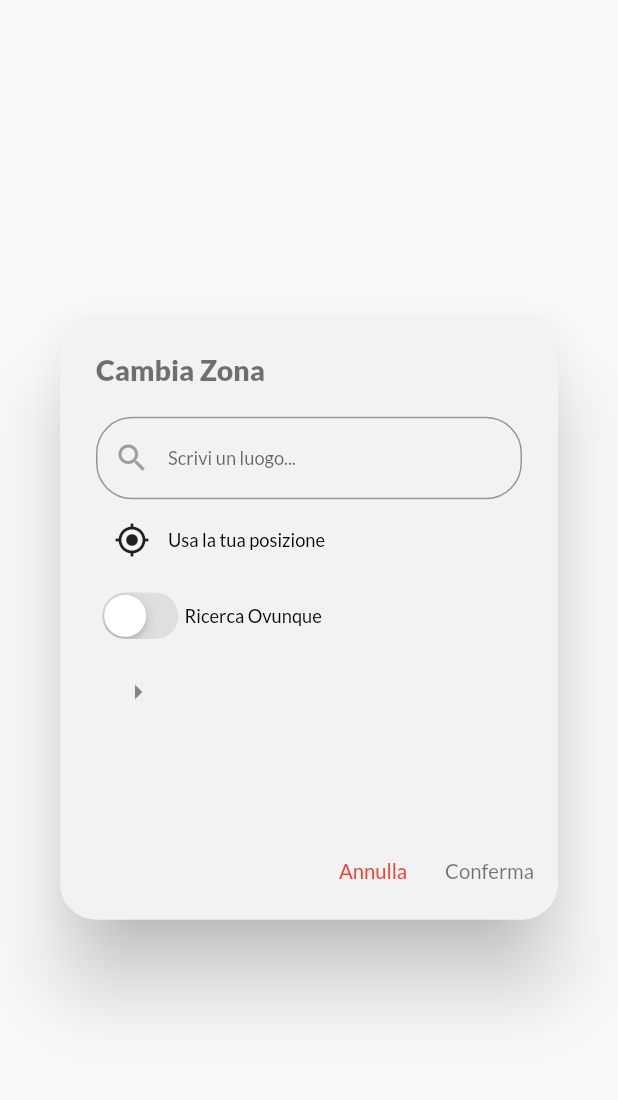
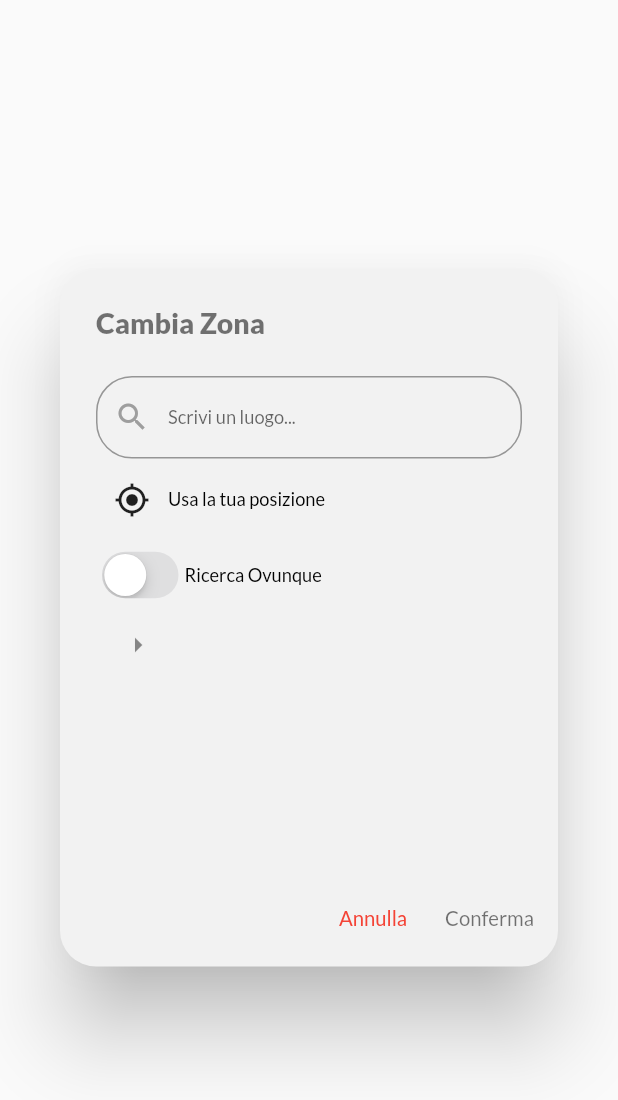
Before and after one commit to calinvasileandrei/geopic_polimi, a Flutter app: the PositionAlertDialog widget shown alone on an empty page, opened directly, on a phone screen of 412 x 824 dp. Shown: the top 1100 px of the screen. Run offline on Flutter 3.47's test engine with Material 2 defaults, Android fonts, the phone set to English and light mode, and no system bars; our stand-ins replace bloc, equatable, flutter_bloc, flutter_dotenv, flutter_screenutil, fluttertoast and 5 more; accounts and stored records are empty; network calls fail.

Commit message:
Documentation pdf and some refactoring

```diff
--- a/lib/app/app.dart
+++ b/lib/app/app.dart
@@ -92,7 +92,6 @@ class AppInitializer extends StatelessWidget {
         ),
       ],
       child: ScreenUtilInit(
-          allowFontScaling: false,
           designSize: Size(1125, 2436),
           builder: () => const App()),
     );
--- a/lib/app_widgets/position_alert_dialog.dart
+++ b/lib/app_widgets/position_alert_dialog.dart
@@ -86,11 +86,12 @@ class _PositionAlertDialogState extends State<PositionAlertDialog> {
   @override
   Widget build(BuildContext context) {
     return AlertDialog(
+      contentPadding: EdgeInsets.only(left: 24,right: 24,top: 24),
       backgroundColor: Theme.of(context).backgroundColor,
       shape: RoundedRectangleBorder(borderRadius: appBorderRadius),
       title: Text("Cambia Zona",style: Theme.of(context).textTheme.headline1,),
       content: Container(
-        height: ScreenUtil().screenHeight * 0.3,
+        height: ScreenUtil().screenHeight * 0.4,
         width: ScreenUtil().screenWidth,
         child: Column(
           children: [
@@ -134,12 +135,12 @@ class _PositionAlertDialogState extends State<PositionAlertDialog> {
               ),
             ),
             Expanded(
-              child: Container(
               child: ListView.builder(
-                  shrinkWrap: true,
+                shrinkWrap: false,
                 itemCount: _placeList.length,
                 itemBuilder: (context, index) {
                   return ListTile(
+                    dense: true,
                     onTap: () => {
                       _controller.value = TextEditingValue(
                         text: _placeList[index]["comune"],
@@ -153,7 +154,6 @@ class _PositionAlertDialogState extends State<PositionAlertDialog> {
                     leading: Icon(Icons.arrow_right_outlined),
                   );
                 },
-                ),
               ),
 
             )
--- a/lib/core/repositories/auth_repository.dart
+++ b/lib/core/repositories/auth_repository.dart
@@ -8,7 +8,7 @@ import 'package:flutter/material.dart';
 import 'package:geopic_polimi/core/models/user.dart';
 import 'package:shared_preferences/shared_preferences.dart';
 import 'package:http/http.dart' as http;
-import 'package:flutter_dotenv/flutter_dotenv.dart' as DotEnv;
+import 'package:flutter_dotenv/flutter_dotenv.dart';
 
 import '../response_message.dart';
 
@@ -29,7 +29,7 @@ class AuthRepository {
 
     try {
       final authResponse = await http.post(
-          Uri.parse(DotEnv.env["BACKEND_URL"] + "api/authenticate"),
+          Uri.parse(dotenv.env["BACKEND_URL"] + "api/authenticate"),
           headers: headers,
           body: json.encode(body));
 
--- a/lib/core/repositories/news_repository.dart
+++ b/lib/core/repositories/news_repository.dart
@@ -2,7 +2,7 @@ import 'package:geopic_polimi/core/models/news.dart';
 import 'package:geopic_polimi/core/models/news_section.dart';
 import 'dart:convert';
 import 'package:http/http.dart' as http;
-import 'package:flutter_dotenv/flutter_dotenv.dart' as DotEnv;
+import 'package:flutter_dotenv/flutter_dotenv.dart';
 
 class NewsRepository {
   Map<String, String> headers = {'Content-Type': 'application/json'};
@@ -15,7 +15,7 @@ class NewsRepository {
     var body = {"section": section};
     try {
       final newsResponse = await http.post(
-          Uri.parse(DotEnv.env["BACKEND_URL"]  + "news/section"),
+          Uri.parse(dotenv.env["BACKEND_URL"]  + "news/section"),
           headers: headers,
           body: json.encode(body));
 
@@ -42,7 +42,7 @@ class NewsRepository {
     var body = {"section": section};
     try {
       final newsResponse = await http.post(
-          Uri.parse(DotEnv.env["BACKEND_URL"]  + "news/search/"+searchString),
+          Uri.parse(dotenv.env["BACKEND_URL"]  + "news/search/"+searchString),
           headers: headers,
           body: json.encode(body));
 
--- a/lib/main_development.dart
+++ b/lib/main_development.dart
@@ -6,16 +6,15 @@
 
 import 'dart:async';
 import 'dart:developer';
-
 import 'package:flutter/widgets.dart';
 import 'package:bloc/bloc.dart';
 import 'package:geopic_polimi/app/app.dart';
 import 'package:geopic_polimi/app/app_bloc_observer.dart';
-import 'package:flutter_dotenv/flutter_dotenv.dart' as DotEnv;
+import 'package:flutter_dotenv/flutter_dotenv.dart';
 
 void main() async {
   WidgetsFlutterBinding.ensureInitialized();
-  await DotEnv.load();
+  await dotenv.load();
   Bloc.observer = AppBlocObserver();
   FlutterError.onError = (details) {
     log(details.exceptionAsString(), stackTrace: details.stack);
--- a/lib/main_production.dart
+++ b/lib/main_production.dart
@@ -6,16 +6,15 @@
 
 import 'dart:async';
 import 'dart:developer';
-
 import 'package:flutter/widgets.dart';
 import 'package:bloc/bloc.dart';
 import 'package:geopic_polimi/app/app.dart';
 import 'package:geopic_polimi/app/app_bloc_observer.dart';
-import 'package:flutter_dotenv/flutter_dotenv.dart' as DotEnv;
+import 'package:flutter_dotenv/flutter_dotenv.dart';
 
 void main() async {
   WidgetsFlutterBinding.ensureInitialized();
-  await DotEnv.load();
+  await dotenv.load();
   Bloc.observer = AppBlocObserver();
   FlutterError.onError = (details) {
     log(details.exceptionAsString(), stackTrace: details.stack);
--- a/lib/main_staging.dart
+++ b/lib/main_staging.dart
@@ -9,11 +9,11 @@ import 'package:flutter/widgets.dart';
 import 'package:bloc/bloc.dart';
 import 'package:geopic_polimi/app/app.dart';
 import 'package:geopic_polimi/app/app_bloc_observer.dart';
-import 'package:flutter_dotenv/flutter_dotenv.dart' as DotEnv;
+import 'package:flutter_dotenv/flutter_dotenv.dart';
 
 void main() async{
   WidgetsFlutterBinding.ensureInitialized();
-  await DotEnv.load();
+  await dotenv.load();
   Bloc.observer = AppBlocObserver();
   FlutterError.onError = (details) {
     log(details.exceptionAsString(), stackTrace: details.stack);
--- a/lib/pages/card/view/card_page.dart
+++ b/lib/pages/card/view/card_page.dart
@@ -90,9 +90,9 @@ class _CardPageState extends State<CardPage> {
                     height: ScreenUtil().screenHeight * 0.15,
                     width: ScreenUtil().screenWidth,
                     image: NetworkImage(structure.logo),
-                    placeholder: AssetImage('assets/logo.png'),
+                    placeholder: AssetImage('assets/images/logo.png'),
                     imageErrorBuilder: (context, error, stackTrace) {
-                      return Image.asset('assets/logo.png',
+                      return Image.asset('assets/images/logo.png',
                           fit: BoxFit.fitWidth);
                     },
                   )),
--- a/lib/pages/login/cubit/login_cubit.dart
+++ b/lib/pages/login/cubit/login_cubit.dart
@@ -51,6 +51,7 @@ class LoginCubit extends Cubit<LoginState> {
 
     switch(userResponse.status){
       case 200:{
+        user=userResponse.body;
         await authRepository.persistUser(userResponse.body);
         emit(LoginState(user: user,status: LoginStatus.Authenticated,loading: false));
         break;
--- a/lib/pages/news_view/bloc/news_view_bloc.dart
+++ b/lib/pages/news_view/bloc/news_view_bloc.dart
@@ -36,7 +36,6 @@ class NewsViewBloc extends Bloc<NewsViewEvent, NewsViewState> {
         try {
           newsSection = event.newsSection;
           section = await newsRepository.getNewsBySection(newsSection);
-          print(section);
           yield NewsLoaded(section: section);
         } catch (err) {
           yield NewsError(error: err);
```
Also changed, not shown: lib/core/repositories/main_repository.dart (+17 -18 lines), pubspec.yaml (+15 -15 lines), 1 other file. Lines whose indentation alone changed are shown as unchanged.
